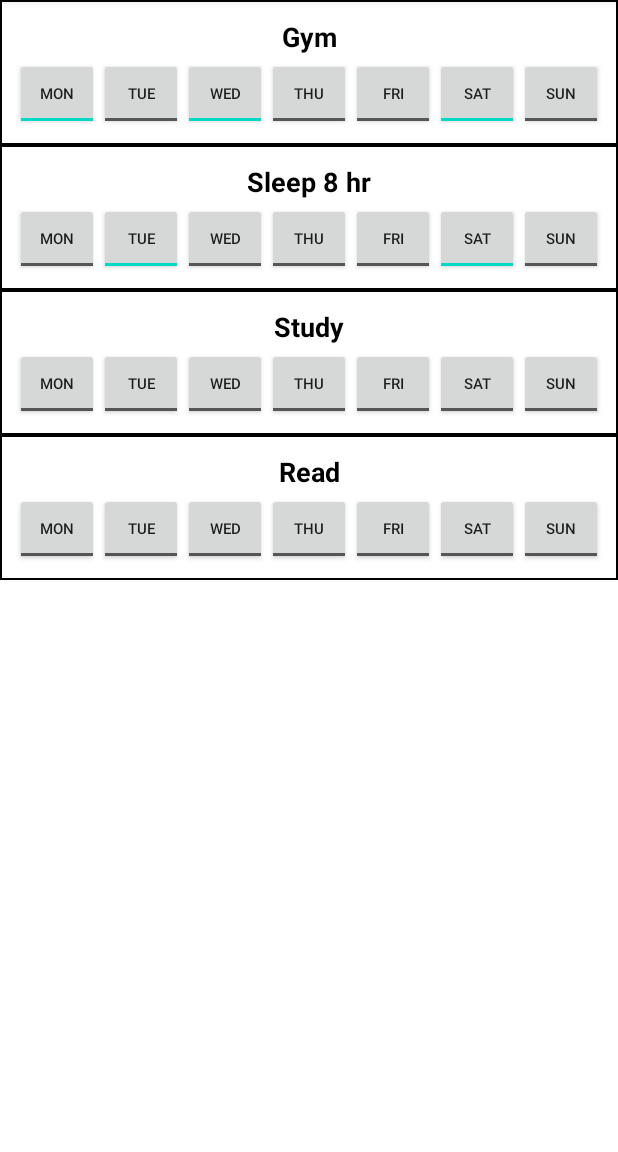
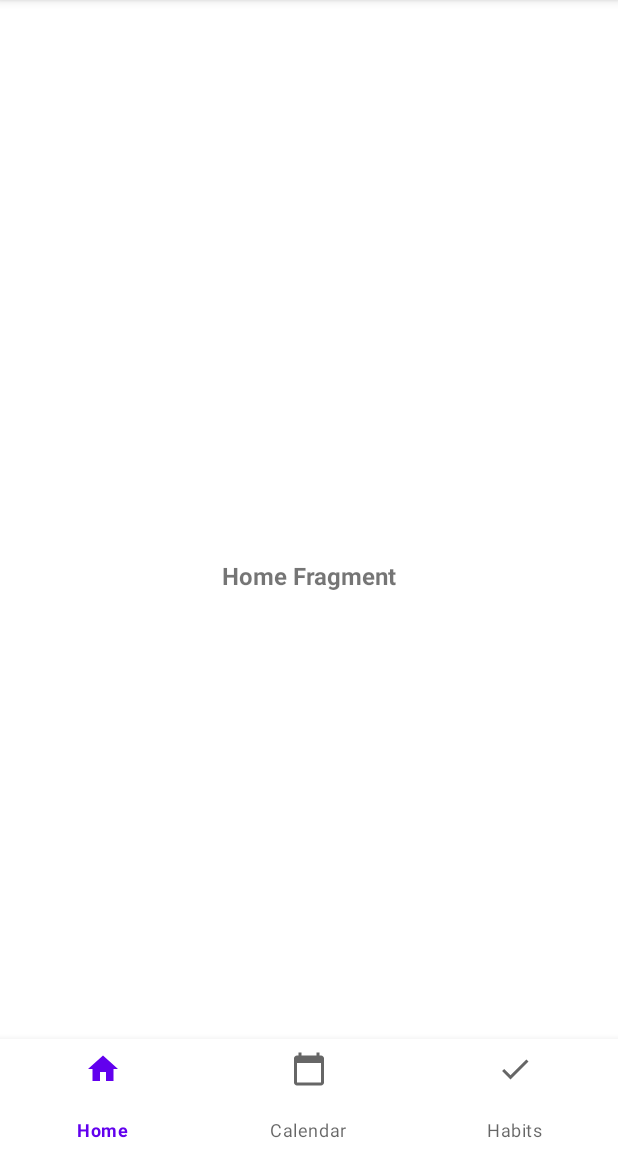
Before and after one commit to CIS-SoftwareDesign-S21/pro-03-mentalhealth-millan-janney-nuss, an Android app: the screen it shows after launch (MainActivity), on a phone screen of 412 x 824 dp, the part 84-1236 px from its top. Run offline under Robolectric (Android 15) with nearby library versions, the phone set to English and light mode, and no system bars.

Commit message:
add bottom nav bar

```diff
--- a/app/build.gradle
+++ b/app/build.gradle
@@ -29,9 +29,8 @@ android {
 }
 
 dependencies {
-
+    implementation 'com.google.android.material:material:1.3.0'
     implementation 'androidx.appcompat:appcompat:1.1.0'
-    implementation 'com.google.android.material:material:1.1.0'
     implementation 'androidx.constraintlayout:constraintlayout:1.1.3'
     implementation 'androidx.legacy:legacy-support-v4:1.0.0'
     testImplementation 'junit:junit:4.+'
--- /dev/null
+++ b/app/src/main/java/temple/mentalhealthwellness/CalendarFragment.java
@@ -0,0 +1,20 @@
+package temple.mentalhealthwellness;
+
+import android.os.Bundle;
+
+import androidx.fragment.app.Fragment;
+
+import android.view.LayoutInflater;
+import android.view.View;
+import android.view.ViewGroup;
+
+import temple.mentalhealthwellness.R;
+
+public class CalendarFragment extends Fragment {
+    @Override
+    public View onCreateView(LayoutInflater inflater, ViewGroup container,
+                             Bundle savedInstanceState) {
+        // Inflate the layout for this fragment
+        return inflater.inflate(R.layout.fragment_calendar, container, false);
+    }
+}
--- /dev/null
+++ b/app/src/main/java/temple/mentalhealthwellness/HomeFragment.java
@@ -0,0 +1,18 @@
+package temple.mentalhealthwellness;
+
+import android.os.Bundle;
+
+import androidx.fragment.app.Fragment;
+
+import android.view.LayoutInflater;
+import android.view.View;
+import android.view.ViewGroup;
+
+public class HomeFragment extends Fragment {
+    @Override
+    public View onCreateView(LayoutInflater inflater, ViewGroup container,
+                             Bundle savedInstanceState) {
+        // Inflate the layout for this fragment
+        return inflater.inflate(R.layout.fragment_home, container, false);
+    }
+}
--- a/app/src/main/java/temple/mentalhealthwellness/MainActivity.java
+++ b/app/src/main/java/temple/mentalhealthwellness/MainActivity.java
@@ -1,24 +1,49 @@
 package temple.mentalhealthwellness;
 
+import androidx.annotation.NonNull;
 import androidx.appcompat.app.AppCompatActivity;
-import androidx.fragment.app.FragmentManager;
+import androidx.fragment.app.Fragment;
 
 import android.os.Bundle;
+import android.view.MenuItem;
+
+import com.google.android.material.bottomnavigation.BottomNavigationView;
 
 public class MainActivity extends AppCompatActivity {
-    FragmentManager fm;
-
     @Override
     protected void onCreate(Bundle savedInstanceState) {
         super.onCreate(savedInstanceState);
         setContentView(R.layout.activity_main);
 
-        fm = getSupportFragmentManager();
-        /* only create our habit tracking fragment once */
-        if (fm.findFragmentById(R.id.habit_container) == null) {
-            fm.beginTransaction()
-                    .add(R.id.habit_container, new HabitTrackingFragment())
-                    .commit();
-        }
+        BottomNavigationView navView = findViewById(R.id.nav_view);
+        final Fragment homeFragment = new HomeFragment();
+        final Fragment calendarFragment = new CalendarFragment();
+        final Fragment habitFragment = new HabitTrackingFragment();
+        setCurrentFragment(homeFragment);
+
+        navView.setOnNavigationItemSelectedListener(new BottomNavigationView.OnNavigationItemSelectedListener() {
+            @Override
+            public boolean onNavigationItemSelected(@NonNull MenuItem item) {
+                switch (item.getItemId()) {
+                    case R.id.home:
+                        setCurrentFragment(homeFragment);
+                        break;
+                    case R.id.calendar:
+                        setCurrentFragment(calendarFragment);
+                        break;
+                    case R.id.habit:
+                        setCurrentFragment(habitFragment);
+                        break;
+                }
+                return true;
+            }
+        });
+    }
+
+    private void setCurrentFragment(Fragment fragment) {
+        getSupportFragmentManager()
+                .beginTransaction()
+                .replace(R.id.flFragment, fragment)
+                .commit();
     }
 }
--- a/app/src/main/java/temple/mentalhealthwellness/adapters/HabitRecyclerViewAdapter.java
+++ b/app/src/main/java/temple/mentalhealthwellness/adapters/HabitRecyclerViewAdapter.java
@@ -91,7 +91,7 @@ public class HabitRecyclerViewAdapter extends RecyclerView.Adapter<HabitRecycler
         for (int i = 0; i < days.length; i++) {
             holder.setChecked(i, days[i]);
         }
-        holder.setDesc(habit.getDescription());
+        holder.setDesc(habit.toString());
     }
 
     @Override
--- /dev/null
+++ b/app/src/main/res/drawable/ic_calendar.xml
@@ -0,0 +1,10 @@
+<vector xmlns:android="http://schemas.android.com/apk/res/android"
+    android:width="24dp"
+    android:height="24dp"
+    android:viewportWidth="24"
+    android:viewportHeight="24"
+    android:tint="?attr/colorControlNormal">
+  <path
+      android:fillColor="@android:color/white"
+      android:pathData="M20,3h-1L19,1h-2v2L7,3L7,1L5,1v2L4,3c-1.1,0 -2,0.9 -2,2v16c0,1.1 0.9,2 2,2h16c1.1,0 2,-0.9 2,-2L22,5c0,-1.1 -0.9,-2 -2,-2zM20,21L4,21L4,8h16v13z"/>
+</vector>
--- /dev/null
+++ b/app/src/main/res/drawable/ic_goal.xml
@@ -0,0 +1,10 @@
+<vector xmlns:android="http://schemas.android.com/apk/res/android"
+    android:width="24dp"
+    android:height="24dp"
+    android:viewportWidth="24"
+    android:viewportHeight="24"
+    android:tint="?attr/colorControlNormal">
+  <path
+      android:fillColor="@android:color/white"
+      android:pathData="M9,16.2L4.8,12l-1.4,1.4L9,19 21,7l-1.4,-1.4L9,16.2z"/>
+</vector>
--- /dev/null
+++ b/app/src/main/res/drawable/ic_home.xml
@@ -0,0 +1,10 @@
+<vector xmlns:android="http://schemas.android.com/apk/res/android"
+    android:width="24dp"
+    android:height="24dp"
+    android:viewportWidth="24"
+    android:viewportHeight="24"
+    android:tint="?attr/colorControlNormal">
+  <path
+      android:fillColor="@android:color/white"
+      android:pathData="M10,20v-6h4v6h5v-8h3L12,3 2,12h3v8z"/>
+</vector>
--- a/app/src/main/res/layout/activity_main.xml
+++ b/app/src/main/res/layout/activity_main.xml
@@ -7,12 +7,21 @@
     tools:context=".MainActivity">
 
     <FrameLayout
-        android:id="@+id/habit_container"
+        android:id="@+id/flFragment"
         android:layout_width="match_parent"
         android:layout_height="match_parent"
-        app:layout_constraintBottom_toBottomOf="parent"
+        app:layout_constraintBottom_toTopOf="@+id/nav_view"
         app:layout_constraintEnd_toEndOf="parent"
         app:layout_constraintStart_toStartOf="parent"
         app:layout_constraintTop_toTopOf="parent" />
 
+    <com.google.android.material.bottomnavigation.BottomNavigationView
+        android:id="@+id/nav_view"
+        android:layout_width="match_parent"
+        android:layout_height="75dp"
+        app:layout_constraintBottom_toBottomOf="parent"
+        app:layout_constraintEnd_toEndOf="parent"
+        app:layout_constraintStart_toStartOf="parent"
+        app:menu="@menu/bottom_nav_menu"/>
+
 </androidx.constraintlayout.widget.ConstraintLayout>
--- /dev/null
+++ b/app/src/main/res/layout/fragment_calendar.xml
@@ -0,0 +1,19 @@
+<?xml version="1.0" encoding="utf-8"?>
+<FrameLayout xmlns:android="http://schemas.android.com/apk/res/android"
+    xmlns:tools="http://schemas.android.com/tools"
+    android:layout_width="match_parent"
+    android:layout_height="match_parent"
+    tools:context=".CalendarFragment">
+
+    <!-- TODO: Update blank fragment layout -->
+    <TextView
+        android:layout_width="match_parent"
+        android:layout_height="match_parent"
+        android:text="Calendar Fragment"
+        android:textAlignment="center"
+        android:textSize="16sp"
+        android:textStyle="bold"
+        android:gravity="center" />
+
+
+</FrameLayout>
--- /dev/null
+++ b/app/src/main/res/layout/fragment_home.xml
@@ -0,0 +1,18 @@
+<?xml version="1.0" encoding="utf-8"?>
+<FrameLayout xmlns:android="http://schemas.android.com/apk/res/android"
+    xmlns:tools="http://schemas.android.com/tools"
+    android:layout_width="match_parent"
+    android:layout_height="match_parent"
+    tools:context=".HomeFragment">
+
+    <!-- TODO: Update blank fragment layout -->
+    <TextView
+        android:layout_width="match_parent"
+        android:layout_height="match_parent"
+        android:text="Home Fragment"
+        android:textAlignment="center"
+        android:textSize="16sp"
+        android:textStyle="bold"
+        android:gravity="center" />
+
+</FrameLayout>
--- /dev/null
+++ b/app/src/main/res/menu/bottom_nav_menu.xml
@@ -0,0 +1,20 @@
+<?xml version="1.0" encoding="utf-8"?>
+<menu xmlns:android="http://schemas.android.com/apk/res/android">
+    <item
+        android:id="@+id/home"
+        android:enabled="true"
+        android:icon="@drawable/ic_home"
+        android:title="@string/title_home"/>
+
+    <item
+        android:id="@+id/calendar"
+        android:enabled="true"
+        android:icon="@drawable/ic_calendar"
+        android:title="@string/title_calendar" />
+
+    <item
+        android:id="@+id/habit"
+        android:enabled="true"
+        android:icon="@drawable/ic_goal"
+        android:title="@string/title_habit_tracking"/>
+</menu>
--- a/app/src/main/res/values/strings.xml
+++ b/app/src/main/res/values/strings.xml
@@ -7,4 +7,8 @@
     <string name="fri_button_text">Fri</string>
     <string name="sat_button_text">Sat</string>
     <string name="sun_button_text">Sun</string>
+
+    <string name="title_home">Home</string>
+    <string name="title_calendar">Calendar</string>
+    <string name="title_habit_tracking">Habits</string>
 </resources>
```
